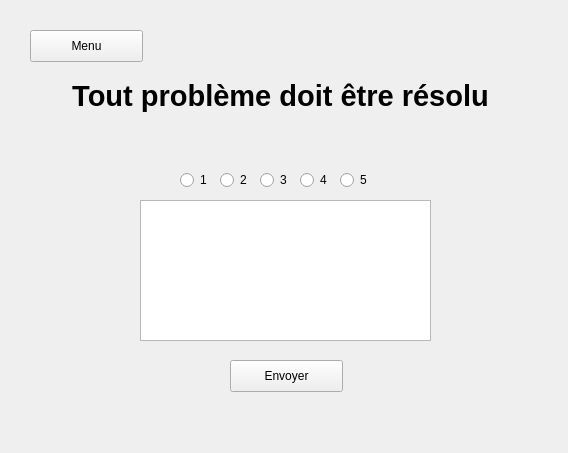
Above: fenetreprobleme.ui from TitiCrou/TAC before the change. Below: the same form after it.
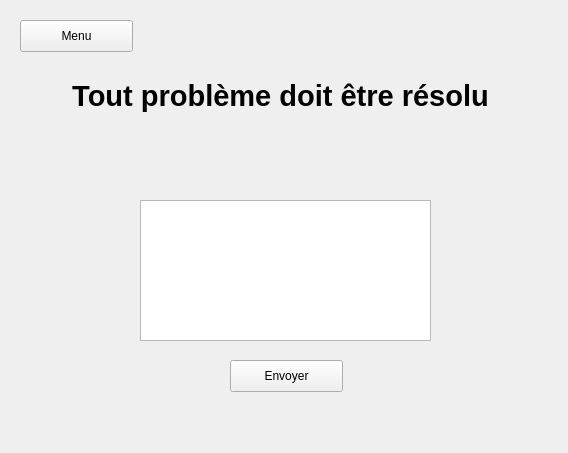
That is the form after the change.

Diff of the .ui file:
```diff
--- a/fenetreprobleme.ui
+++ b/fenetreprobleme.ui
@@ -46,20 +46,7 @@
      <set>Qt::AlignCenter</set>
     </property>
    </widget>
-   <widget class="QPushButton" name="retour_3">
-    <property name="geometry">
-     <rect>
-      <x>20</x>
-      <y>20</y>
-      <width>113</width>
-      <height>32</height>
-     </rect>
-    </property>
-    <property name="text">
-     <string>Menu</string>
-    </property>
-   </widget>
-   <widget class="QTextEdit" name="zoneAvis_3">
+   <widget class="QTextEdit" name="zoneProbleme">
     <property name="geometry">
      <rect>
       <x>130</x>
@@ -82,69 +69,17 @@
      <string>Envoyer</string>
     </property>
    </widget>
-   <widget class="QRadioButton" name="rate1_3">
+   <widget class="QPushButton" name="retour_3">
     <property name="geometry">
      <rect>
-      <x>170</x>
-      <y>160</y>
-      <width>31</width>
-      <height>20</height>
+      <x>10</x>
+      <y>10</y>
+      <width>113</width>
+      <height>32</height>
      </rect>
     </property>
     <property name="text">
-     <string>1</string>
-    </property>
-   </widget>
-   <widget class="QRadioButton" name="rate2_3">
-    <property name="geometry">
-     <rect>
-      <x>210</x>
-      <y>160</y>
-      <width>31</width>
-      <height>20</height>
-     </rect>
-    </property>
-    <property name="text">
-     <string>2</string>
-    </property>
-   </widget>
-   <widget class="QRadioButton" name="rate3_3">
-    <property name="geometry">
-     <rect>
-      <x>250</x>
-      <y>160</y>
-      <width>31</width>
-      <height>20</height>
-     </rect>
-    </property>
-    <property name="text">
-     <string>3</string>
-    </property>
-   </widget>
-   <widget class="QRadioButton" name="rate4_3">
-    <property name="geometry">
-     <rect>
-      <x>290</x>
-      <y>160</y>
-      <width>31</width>
-      <height>20</height>
-     </rect>
-    </property>
-    <property name="text">
-     <string>4</string>
-    </property>
-   </widget>
-   <widget class="QRadioButton" name="rate5_3">
-    <property name="geometry">
-     <rect>
-      <x>330</x>
-      <y>160</y>
-      <width>31</width>
-      <height>20</height>
-     </rect>
-    </property>
-    <property name="text">
-     <string>5</string>
+     <string>Menu</string>
     </property>
    </widget>
   </widget>
```
Left out of the diff: 4 changed lines with no effect on the pictures.
